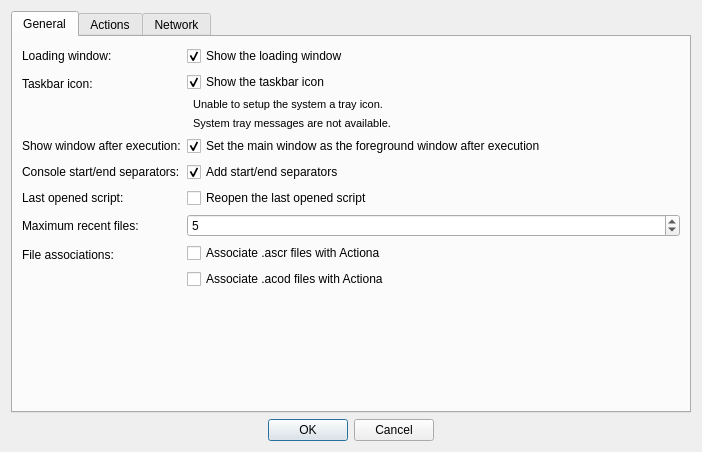
Qt form gui/settingsdialog.ui (Jmgr/actiona) before a commit.
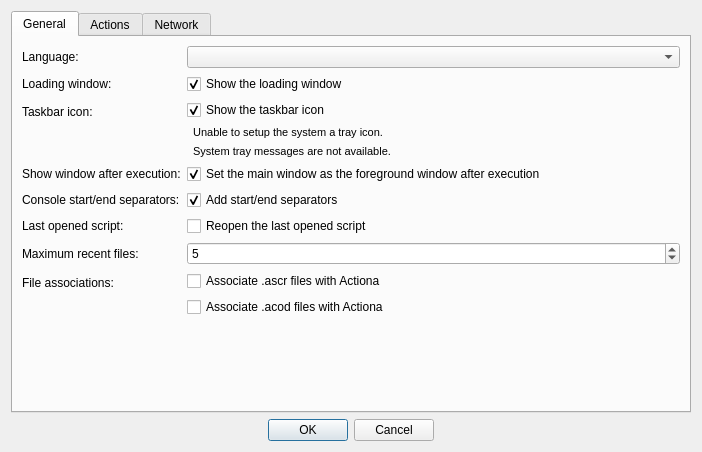
The same form after that commit. Icons and pictures are not drawn. Custom widgets are drawn as their Qt base class.

Commit message: Gui - added a language change setting

Diff of the .ui file:
```diff
--- a/gui/settingsdialog.ui
+++ b/gui/settingsdialog.ui
@@ -35,14 +35,14 @@
        <property name="fieldGrowthPolicy">
         <enum>QFormLayout::AllNonFixedFieldsGrow</enum>
        </property>
-       <item row="0" column="0">
+       <item row="1" column="0">
         <widget class="QLabel" name="label_9">
          <property name="text">
           <string>Loading window:</string>
          </property>
         </widget>
        </item>
-       <item row="0" column="1">
+       <item row="1" column="1">
         <widget class="QCheckBox" name="showLoadingWindow">
          <property name="text">
           <string>Show the loading window</string>
@@ -52,14 +52,14 @@
          </property>
         </widget>
        </item>
-       <item row="1" column="0">
+       <item row="2" column="0">
         <widget class="QLabel" name="label_13">
          <property name="text">
           <string>Taskbar icon:</string>
          </property>
         </widget>
        </item>
-       <item row="1" column="1">
+       <item row="2" column="1">
         <layout class="QVBoxLayout" name="verticalLayout_3">
          <item>
           <widget class="QCheckBox" name="showTaskbarIcon">
@@ -95,14 +95,14 @@
          </item>
         </layout>
        </item>
-       <item row="2" column="0">
+       <item row="3" column="0">
         <widget class="QLabel" name="showWindowAfterExecutionLabel">
          <property name="text">
           <string>Show window after execution:</string>
          </property>
         </widget>
        </item>
-       <item row="2" column="1">
+       <item row="3" column="1">
         <widget class="QCheckBox" name="showWindowAfterExecution">
          <property name="text">
           <string>Set the main window as the foreground window after execution</string>
@@ -112,14 +112,14 @@
          </property>
         </widget>
        </item>
-       <item row="3" column="0">
+       <item row="4" column="0">
         <widget class="QLabel" name="label_12">
          <property name="text">
           <string>Console start/end separators:</string>
          </property>
         </widget>
        </item>
-       <item row="3" column="1">
+       <item row="4" column="1">
         <widget class="QCheckBox" name="addStartEndSeparators">
          <property name="text">
           <string>Add start/end separators</string>
@@ -129,28 +129,28 @@
          </property>
         </widget>
        </item>
-       <item row="4" column="0">
+       <item row="5" column="0">
         <widget class="QLabel" name="label_14">
          <property name="text">
           <string>Last opened script:</string>
          </property>
         </widget>
        </item>
-       <item row="4" column="1">
+       <item row="5" column="1">
         <widget class="QCheckBox" name="reopenLastScript">
          <property name="text">
           <string>Reopen the last opened script</string>
          </property>
         </widget>
        </item>
-       <item row="5" column="0">
+       <item row="6" column="0">
         <widget class="QLabel" name="label_15">
          <property name="text">
           <string>Maximum recent files:</string>
          </property>
         </widget>
        </item>
-       <item row="5" column="1">
+       <item row="6" column="1">
         <widget class="QSpinBox" name="maxRecentFiles">
          <property name="minimum">
           <number>0</number>
@@ -163,14 +163,14 @@
          </property>
         </widget>
        </item>
-       <item row="6" column="0">
+       <item row="7" column="0">
         <widget class="QLabel" name="fileAssociationsLabel">
          <property name="text">
           <string>File associations:</string>
          </property>
         </widget>
        </item>
-       <item row="6" column="1">
+       <item row="7" column="1">
         <layout class="QVBoxLayout" name="verticalLayout_7">
          <item>
           <widget class="QCheckBox" name="associateASCRCheckBox">
@@ -188,6 +188,16 @@
          </item>
         </layout>
        </item>
+       <item row="0" column="0">
+        <widget class="QLabel" name="label_10">
+         <property name="text">
+          <string>Language:</string>
+         </property>
+        </widget>
+       </item>
+       <item row="0" column="1">
+        <widget class="QComboBox" name="languageComboBox"/>
+       </item>
       </layout>
      </widget>
      <widget class="QWidget" name="actionsTab">
```
The commit also changes 9 other files.
